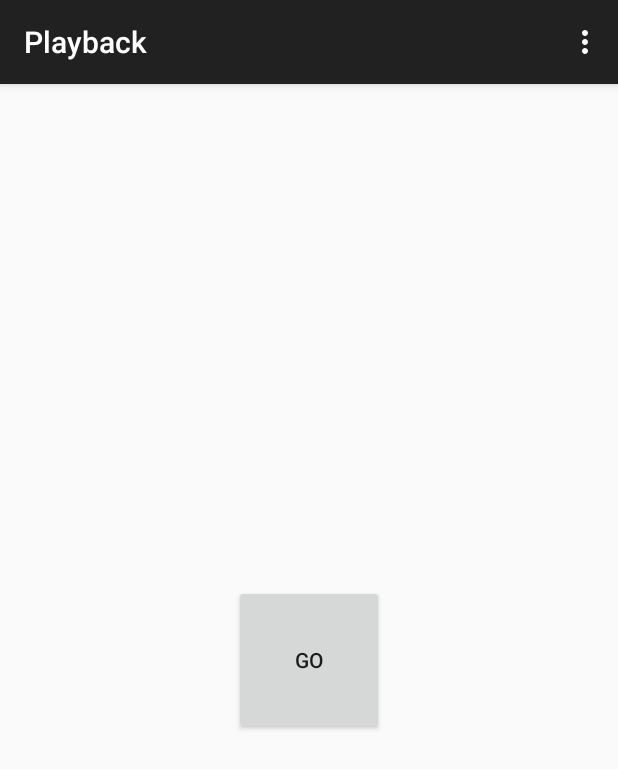
After one commit to KenRud/HackTCNJ2015, an Android app: the fragment ChallengeFragment placed in its activity, on a phone screen of 412 x 824 dp. The commit adds this screen. Shown: the top 769 px of the screen. Run offline under Robolectric (Android 15) with nearby library versions, the light colour scheme and no system bars; 3 statements that could not run were skipped.

Commit message:
Added the ChallengeFragment.

```diff
--- /dev/null
+++ b/app/src/main/java/edu/tcnj/hacktcnj2015/ChallengeFragment.java
@@ -0,0 +1,69 @@
+package edu.tcnj.hacktcnj2015;
+
+
+import android.media.AudioManager;
+import android.media.MediaPlayer;
+import android.net.Uri;
+import android.os.Bundle;
+import android.app.Fragment;
+import android.view.LayoutInflater;
+import android.view.View;
+import android.view.ViewGroup;
+import android.widget.Button;
+
+
+/**
+ * A simple {@link Fragment} subclass.
+ */
+public class ChallengeFragment extends Fragment {
+    private MediaPlayer mediaPlayer;
+    private View rootView;
+
+    public ChallengeFragment() {
+        // Required empty public constructor
+    }
+
+
+    @Override
+    public View onCreateView(LayoutInflater inflater, ViewGroup container,
+                             Bundle savedInstanceState) {
+        // Inflate the layout for this fragment
+        rootView = inflater.inflate(R.layout.fragment_challenge, container, false);
+
+        // Start Challenge listener
+        Button startChallengeButton = (Button) rootView.findViewById(R.id.start_challenge_button);
+        startChallengeButton.setOnClickListener(new View.OnClickListener() {
+            @Override
+            public void onClick(View v) {
+                mediaPlayer.start();
+            }
+        });
+
+        return rootView;
+    }
+
+    public void loadAudio() {
+        // Initiate and prepare the audio player
+        if (mediaPlayer == null) {
+            mediaPlayer = MediaPlayer.create(rootView.getContext(), R.raw.test);
+        }
+    }
+
+    @Override
+    public void onPause() {
+        super.onPause();
+        mediaPlayer.pause();
+    }
+
+    @Override
+    public void onStop() {
+        super.onStop();
+        mediaPlayer.pause();
+    }
+
+    @Override
+    public void onDestroy() {
+        super.onDestroy();
+        mediaPlayer.release();
+    }
+}
--- a/app/src/main/java/edu/tcnj/hacktcnj2015/PlaybackActivity.java
+++ b/app/src/main/java/edu/tcnj/hacktcnj2015/PlaybackActivity.java
@@ -5,9 +5,12 @@ import android.os.Bundle;
 import android.support.v7.app.ActionBarActivity;
 import android.view.Menu;
 import android.view.MenuItem;
+import android.view.View;
 
 
 public class PlaybackActivity extends ActionBarActivity {
+    private final PlaybackFragment playbackFragment = new PlaybackFragment();
+    private final ChallengeFragment challengeFragment = new ChallengeFragment();
 
     @Override
     protected void onCreate(Bundle savedInstanceState) {
@@ -20,8 +23,10 @@ public class PlaybackActivity extends ActionBarActivity {
         setContentView(R.layout.activity_playback);
 
         if (savedInstanceState == null) {
-            getSupportFragmentManager().beginTransaction()
-                    .add(R.id.container, new PlaybackFragment())
+            getFragmentManager().beginTransaction()
+                    .add(R.id.container, playbackFragment)
+                    .add(R.id.container, challengeFragment)
+                    .hide(challengeFragment)
                     .commit();
         }
     }
@@ -47,4 +52,13 @@ public class PlaybackActivity extends ActionBarActivity {
 
         return super.onOptionsItemSelected(item);
     }
+
+    public void switchToChallengeScreen(View view) {
+        playbackFragment.stopVideo();
+        challengeFragment.loadAudio();
+        getFragmentManager().beginTransaction()
+                .hide(playbackFragment)
+                .show(challengeFragment)
+                .commit();
+    }
 }
--- a/app/src/main/java/edu/tcnj/hacktcnj2015/PlaybackFragment.java
+++ b/app/src/main/java/edu/tcnj/hacktcnj2015/PlaybackFragment.java
@@ -1,8 +1,8 @@
 package edu.tcnj.hacktcnj2015;
 
+import android.app.Fragment;
 import android.net.Uri;
 import android.os.Bundle;
-import android.support.v4.app.Fragment;
 import android.view.LayoutInflater;
 import android.view.View;
 import android.view.ViewGroup;
@@ -73,4 +73,16 @@ public class PlaybackFragment extends Fragment {
             playVideo();
         }
     }
+
+    @Override
+    public void onPause() {
+        super.onPause();
+        stopVideo();
+    }
+
+    @Override
+    public void onStop() {
+        super.onStop();
+        stopVideo();
+    }
 }
--- /dev/null
+++ b/app/src/main/res/layout/fragment_challenge.xml
@@ -0,0 +1,14 @@
+<RelativeLayout xmlns:android="http://schemas.android.com/apk/res/android"
+    xmlns:tools="http://schemas.android.com/tools"
+    android:layout_width="match_parent"
+    android:layout_height="match_parent"
+    android:gravity="center"
+    tools:context="edu.tcnj.hacktcnj2015.ChallengeFragment">
+
+    <Button
+        android:id="@+id/start_challenge_button"
+        android:layout_width="100dp"
+        android:layout_height="100dp"
+        android:text="@string/start_challenge_button_text" />
+
+</RelativeLayout>
--- a/app/src/main/res/values/strings.xml
+++ b/app/src/main/res/values/strings.xml
@@ -4,11 +4,14 @@
     <string name="action_settings">Settings</string>
     <string name="title_activity_playback">Playback</string>
 
+    <!-- Playback UI text -->
     <string name="playback_title">Playback</string>
     <string name="play_button_text">Play</string>
     <string name="stop_button_text">Stop</string>
     <string name="replay_button_text">Replay</string>
+    <string name="send_challenge_text">Send Challenge!</string>
 
-<!-- TODO: Remove or change this placeholder text -->
-    <string name="hello_blank_fragment">Hello blank fragment</string>
+    <!-- Challenge UI text -->
+    <string name="start_challenge_button_text">Go</string>
+
 </resources>
```
Also changed, not shown: app/src/main/res/layout/fragment_playback.xml (+8 -0 lines), 1 other file.
